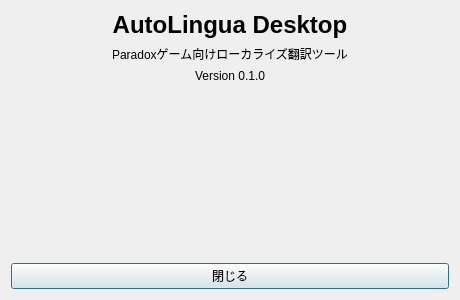
Qt form ui/dialogs/AboutDialog.ui (Ikumyon/AutoLingua2) before a commit.
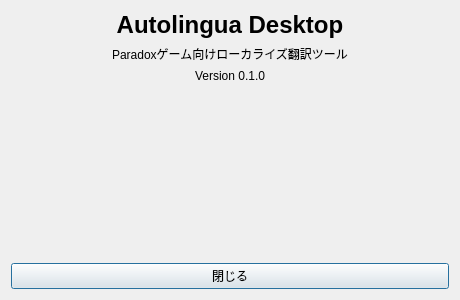
The same form after that commit.

```diff
--- a/ui/dialogs/AboutDialog.ui
+++ b/ui/dialogs/AboutDialog.ui
@@ -9,7 +9,7 @@
   <layout class="QVBoxLayout" name="layoutRoot">
    <item>
     <widget class="QLabel" name="labelAppName">
-     <property name="text"><string>AutoLingua Desktop</string></property>
+     <property name="text"><string>Autolingua Desktop</string></property>
      <property name="alignment"><set>Qt::AlignCenter</set></property>
      <property name="styleSheet"><string notr="true">font-size: 24px; font-weight: 700;</string></property>
     </widget>
```
Left out of the diff: 2 changed lines with no effect on the pictures.
